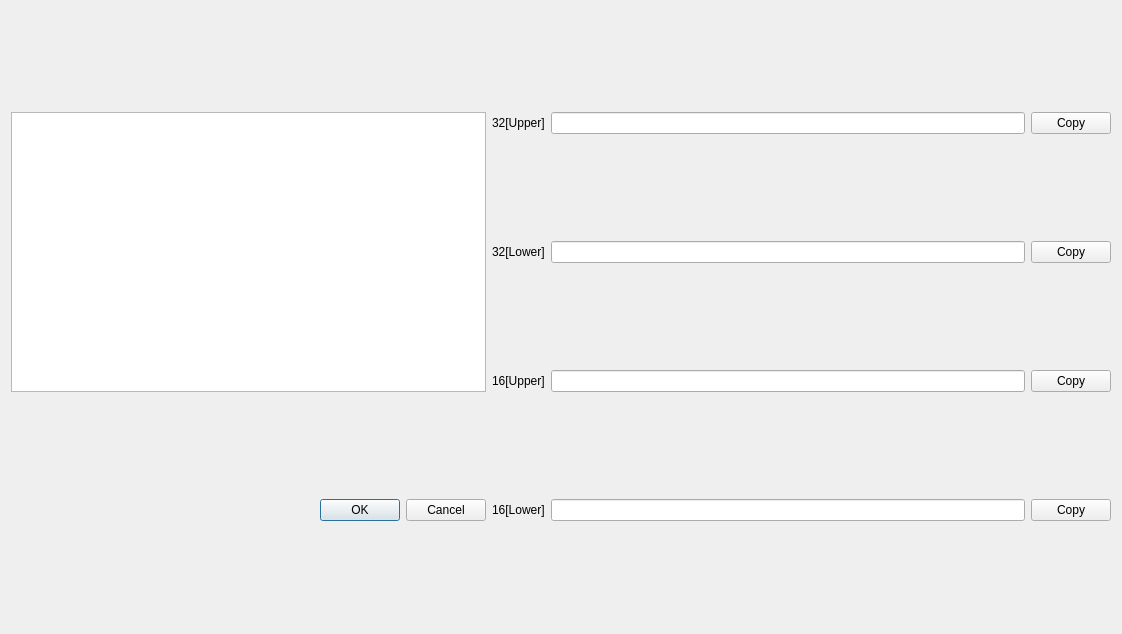
First picture: the form in md5.ui, repository sunquakes/development-kits, before the edit.
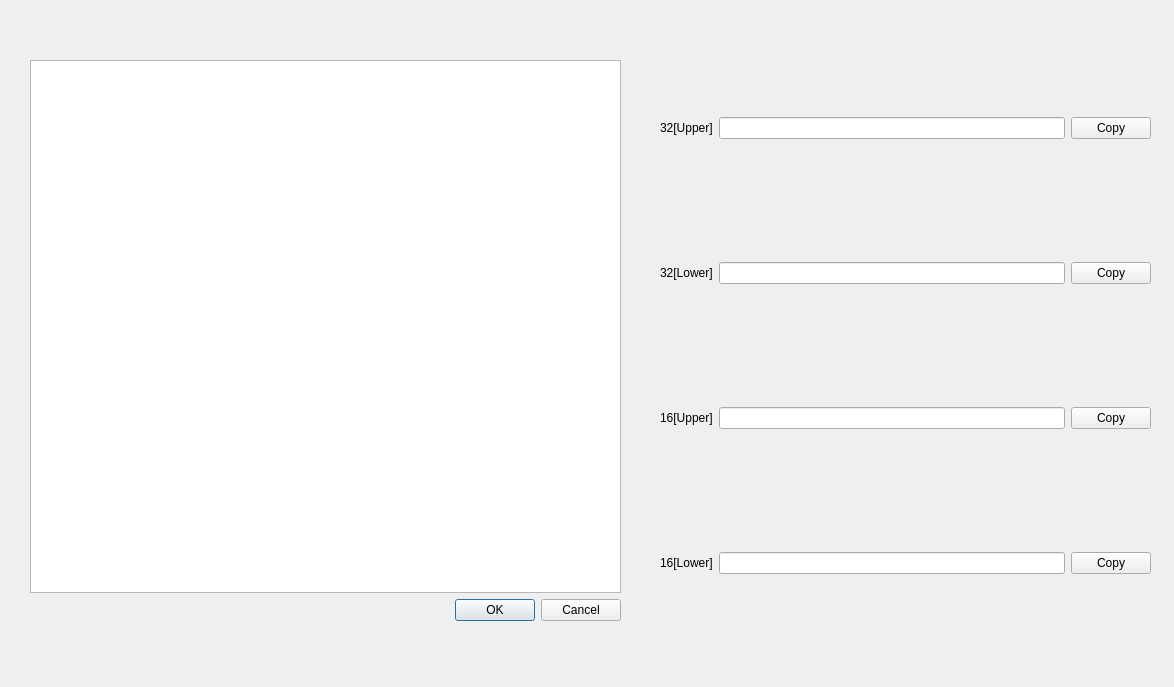
Second picture: the form after the edit.

```diff
--- a/md5.ui
+++ b/md5.ui
@@ -6,15 +6,34 @@
    <rect>
     <x>0</x>
     <y>0</y>
-    <width>1122</width>
-    <height>634</height>
+    <width>1174</width>
+    <height>687</height>
    </rect>
   </property>
   <property name="windowTitle">
    <string>Form</string>
   </property>
-  <layout class="QGridLayout" name="gridLayout">
-   <item row="0" column="0" rowspan="3">
+  <widget class="QWidget" name="">
+   <property name="geometry">
+    <rect>
+     <x>30</x>
+     <y>60</y>
+     <width>591</width>
+     <height>561</height>
+    </rect>
+   </property>
+   <layout class="QGridLayout" name="gridLayout_2">
+    <item row="1" column="0">
+     <widget class="QDialogButtonBox" name="submit_button">
+      <property name="layoutDirection">
+       <enum>Qt::LeftToRight</enum>
+      </property>
+      <property name="standardButtons">
+       <set>QDialogButtonBox::Cancel|QDialogButtonBox::Ok</set>
+      </property>
+     </widget>
+    </item>
+    <item row="0" column="0">
     <widget class="QTextEdit" name="source_text">
      <property name="minimumSize">
       <size>
@@ -30,63 +49,75 @@
      </property>
     </widget>
    </item>
-   <item row="0" column="1">
+   </layout>
+  </widget>
+  <widget class="QWidget" name="">
+   <property name="geometry">
+    <rect>
+     <x>660</x>
+     <y>0</y>
+     <width>491</width>
+     <height>691</height>
+    </rect>
+   </property>
+   <layout class="QGridLayout" name="gridLayout">
+    <item row="0" column="0">
     <widget class="QLabel" name="upper32_label">
      <property name="text">
       <string>32[Upper]</string>
      </property>
     </widget>
    </item>
-   <item row="0" column="2">
+    <item row="0" column="1">
     <widget class="QLineEdit" name="upper32_text">
      <property name="readOnly">
       <bool>true</bool>
      </property>
     </widget>
    </item>
-   <item row="0" column="3">
+    <item row="0" column="2">
     <widget class="QPushButton" name="upper32_copy">
      <property name="text">
       <string>Copy</string>
      </property>
     </widget>
    </item>
-   <item row="1" column="1">
+    <item row="1" column="0">
     <widget class="QLabel" name="lower32_label">
      <property name="text">
       <string>32[Lower]</string>
      </property>
     </widget>
    </item>
-   <item row="1" column="2">
+    <item row="1" column="1">
     <widget class="QLineEdit" name="lower32_text">
      <property name="readOnly">
       <bool>true</bool>
      </property>
     </widget>
    </item>
-   <item row="1" column="3">
+    <item row="1" column="2">
     <widget class="QPushButton" name="lower32_copy">
      <property name="text">
       <string>Copy</string>
      </property>
     </widget>
    </item>
-   <item row="2" column="1">
+    <item row="2" column="0">
     <widget class="QLabel" name="upper36_label">
      <property name="text">
       <string>16[Upper]</string>
      </property>
     </widget>
    </item>
-   <item row="2" column="2">
+    <item row="2" column="1">
     <widget class="QLineEdit" name="upper16_text">
      <property name="readOnly">
       <bool>true</bool>
      </property>
     </widget>
    </item>
-   <item row="2" column="3">
+    <item row="2" column="2">
     <widget class="QPushButton" name="upper16_copy">
      <property name="text">
       <string>Copy</string>
@@ -94,30 +125,20 @@
     </widget>
    </item>
    <item row="3" column="0">
-    <widget class="QDialogButtonBox" name="submit_button">
-     <property name="layoutDirection">
-      <enum>Qt::LeftToRight</enum>
-     </property>
-     <property name="standardButtons">
-      <set>QDialogButtonBox::Cancel|QDialogButtonBox::Ok</set>
-     </property>
-    </widget>
-   </item>
-   <item row="3" column="1">
     <widget class="QLabel" name="lower16_label">
      <property name="text">
       <string>16[Lower]</string>
      </property>
     </widget>
    </item>
-   <item row="3" column="2">
+    <item row="3" column="1">
     <widget class="QLineEdit" name="lower16_text">
      <property name="readOnly">
       <bool>true</bool>
      </property>
     </widget>
    </item>
-   <item row="3" column="3">
+    <item row="3" column="2">
     <widget class="QPushButton" name="lower16_copy">
      <property name="text">
       <string>Copy</string>
@@ -125,6 +146,7 @@
     </widget>
    </item>
   </layout>
+  </widget>
  </widget>
  <resources/>
  <connections/>
```
Lines whose indentation alone changed are shown as unchanged.
